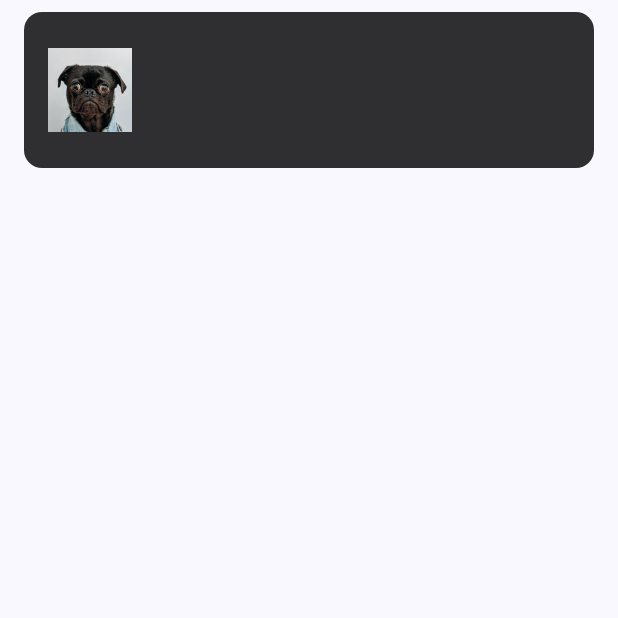
After one commit to ttakpjt/ttak, an Android app built with Jetpack Compose: the composable AppListItemCard called with empty values, on a phone screen of 412 x 824 dp, the top half of it. The commit adds this screen. Run offline under Robolectric (Android 15) with nearby library versions, the phone set to English and light mode, and no system bars; Roboto replaces fonts that are not available here.

Commit message:
design: 공용 리스트 요소 카드 컴포넌트 추가
- AppListItemCard의 매개 변수로 이미지, 텍스트, composible을 받음

```diff
--- a/ttak/app/src/main/java/com/ttak/android/MainActivity.kt
+++ b/ttak/app/src/main/java/com/ttak/android/MainActivity.kt
@@ -1,26 +1 @@
 package com.ttak.android
-
-import android.os.Bundle
-import androidx.activity.ComponentActivity
-import androidx.activity.compose.setContent
-import com.ttak.android.common.ui.theme.TtakTheme
-
-import com.ttak.android.common.ui.components.AppButton
-import com.ttak.android.common.ui.components.AppSearchBar
-import com.ttak.android.common.ui.components.AppProfileItem
-import com.ttak.android.common.ui.theme.Green
-
-class MainActivity : ComponentActivity() {
-    override fun onCreate(savedInstanceState: Bundle?) {
-        super.onCreate(savedInstanceState)
-        setContent {
-            // TtakTheme으로 앱 전체 UI를 감쌈
-            TtakTheme {
-                AppProfileItem(
-                    nickName = "벨랄 무하마드",
-                    borderColor = Green
-                )
-            }
-        }
-    }
-}
--- /dev/null
+++ b/ttak/app/src/main/java/com/ttak/android/common/ui/components/AppListItemCard.kt
@@ -0,0 +1,60 @@
+package com.ttak.android.common.ui.components
+
+import androidx.compose.foundation.Image
+import androidx.compose.foundation.layout.*
+import androidx.compose.foundation.shape.RoundedCornerShape
+import androidx.compose.material3.Card
+import androidx.compose.material3.MaterialTheme
+import androidx.compose.material3.Text
+import androidx.compose.runtime.Composable
+import androidx.compose.ui.Alignment
+import androidx.compose.ui.Modifier
+import androidx.compose.ui.res.painterResource
+import androidx.compose.ui.unit.dp
+import androidx.compose.ui.unit.sp
+import com.ttak.android.R
+import androidx.compose.ui.graphics.Color
+import com.ttak.android.common.ui.theme.White
+
+@Composable
+fun AppListItemCard(
+    profileImage: Int? = null,  // 왼쪽 이미지 리소스 ID
+    title: String,               // 중앙 텍스트 제목
+    optionContent: @Composable (() -> Unit)? = null  // 오른쪽 옵션 컴포저블 (아이콘, 버튼 등)
+) {
+    Card(
+        modifier = Modifier
+            .fillMaxWidth()
+            .padding(horizontal = 16.dp, vertical = 8.dp),  // x축 간격 설정
+        shape = RoundedCornerShape(12.dp),
+        colors = androidx.compose.material3.CardDefaults.cardColors(Color(0xFF2F2F32))
+    ) {
+        Row(
+            modifier = Modifier
+                .padding(16.dp)
+                .fillMaxWidth(),
+            verticalAlignment = Alignment.CenterVertically
+        ) {
+            // 왼쪽 이미지
+            Image(
+                painter = painterResource(id = profileImage ?: R.drawable.default_proflie),
+                contentDescription = "사진",
+                modifier = Modifier
+                    .size(72.dp)
+                    .padding(end = 16.dp)
+            )
+
+            // 중앙 텍스트 영역
+            Text(
+                text = title,
+                style = MaterialTheme.typography.labelSmall,  // 텍스트 스타일 적용
+                fontSize = 20.sp,
+                color = White
+            )
+
+            // 오른쪽 옵션 영역
+            Spacer(modifier = Modifier.weight(1f))
+            optionContent?.invoke()
+        }
+    }
+}
```
